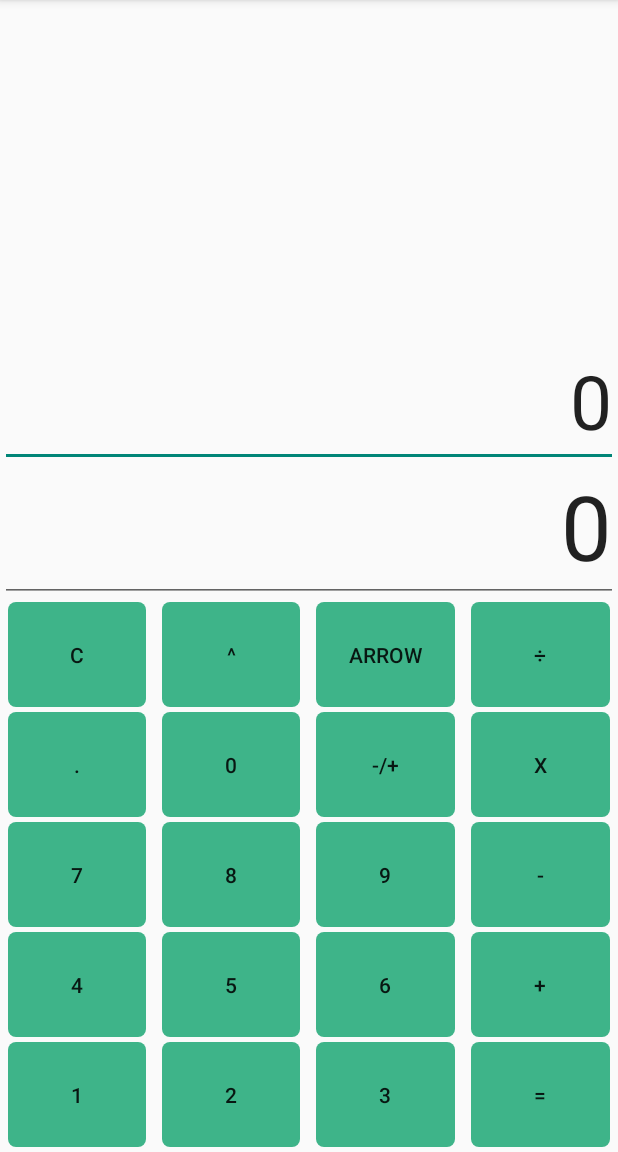
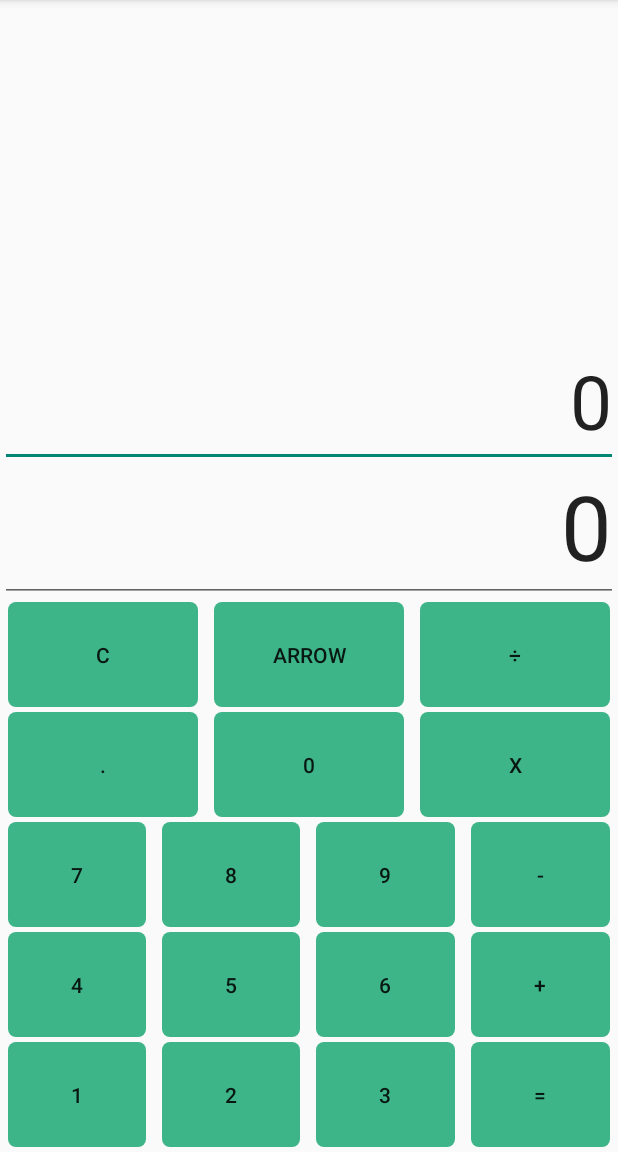
Before and after one commit to rckash/CalculatorApp, an Android app: the screen it shows after launch (MainActivity), on a phone screen of 412 x 824 dp, the part 84-1236 px from its top. Run offline under Robolectric (Android 15) with nearby library versions, the phone set to English and light mode, and no system bars; 2 statements that could not run were skipped.

Commit message:
removed exponent and +/- button. Will now program the backspace button.

```diff
--- a/app/src/main/res/layout/activity_main.xml
+++ b/app/src/main/res/layout/activity_main.xml
@@ -58,15 +58,6 @@
             android:backgroundTint="#3EB489"
             android:text="C" />
         <Button
-            android:id="@+id/buttonExponent"
-            android:layout_width="wrap_content"
-            android:layout_height="70dp"
-            android:layout_marginHorizontal="5dp"
-            android:layout_weight="1"
-            android:background="@drawable/roundstyle"
-            android:backgroundTint="#3EB489"
-            android:text="^" />
-        <Button
             android:id="@+id/buttonBackspace"
             android:layout_width="wrap_content"
             android:layout_height="70dp"
@@ -112,15 +103,7 @@
             android:background="@drawable/roundstyle"
             android:backgroundTint="#3EB489"
             android:text="0" />
-        <Button
-            android:id="@+id/buttonNegative"
-            android:layout_width="wrap_content"
-            android:layout_height="70dp"
-            android:layout_marginHorizontal="5dp"
-            android:layout_weight="1"
-            android:background="@drawable/roundstyle"
-            android:backgroundTint="#3EB489"
-            android:text="-/+" />
+
         <Button
             android:id="@+id/buttonMultiply"
             android:layout_width="wrap_content"
```
